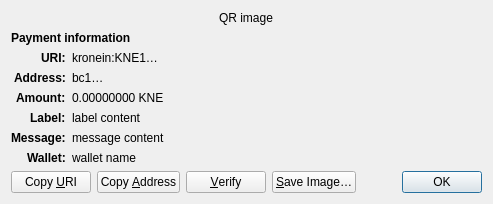
marcofortina/kronein, file src/qt/forms/receiverequestdialog.ui: the form before one commit.
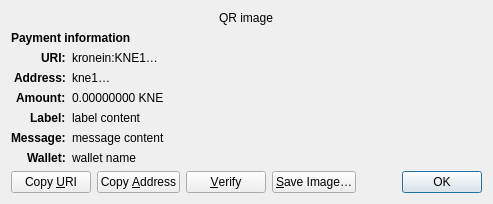
The form after the commit. Custom widgets are drawn as their Qt base class.

Diff of the .ui file:
```diff
--- a/src/qt/forms/receiverequestdialog.ui
+++ b/src/qt/forms/receiverequestdialog.ui
@@ -97,7 +97,7 @@
    <item row="3" column="1" alignment="Qt::AlignTop">
     <widget class="QLabel" name="address_content">
      <property name="text">
-      <string notr="true">bc1…</string>
+      <string notr="true">kne1…</string>
      </property>
      <property name="textFormat">
       <enum>Qt::PlainText</enum>
```
